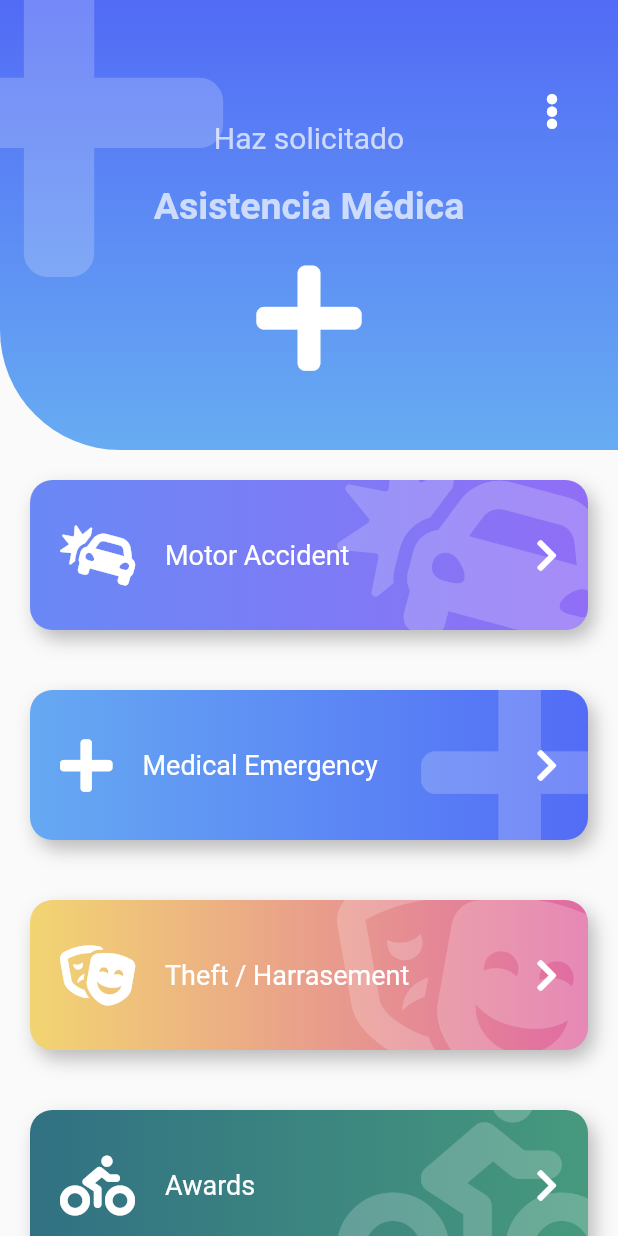
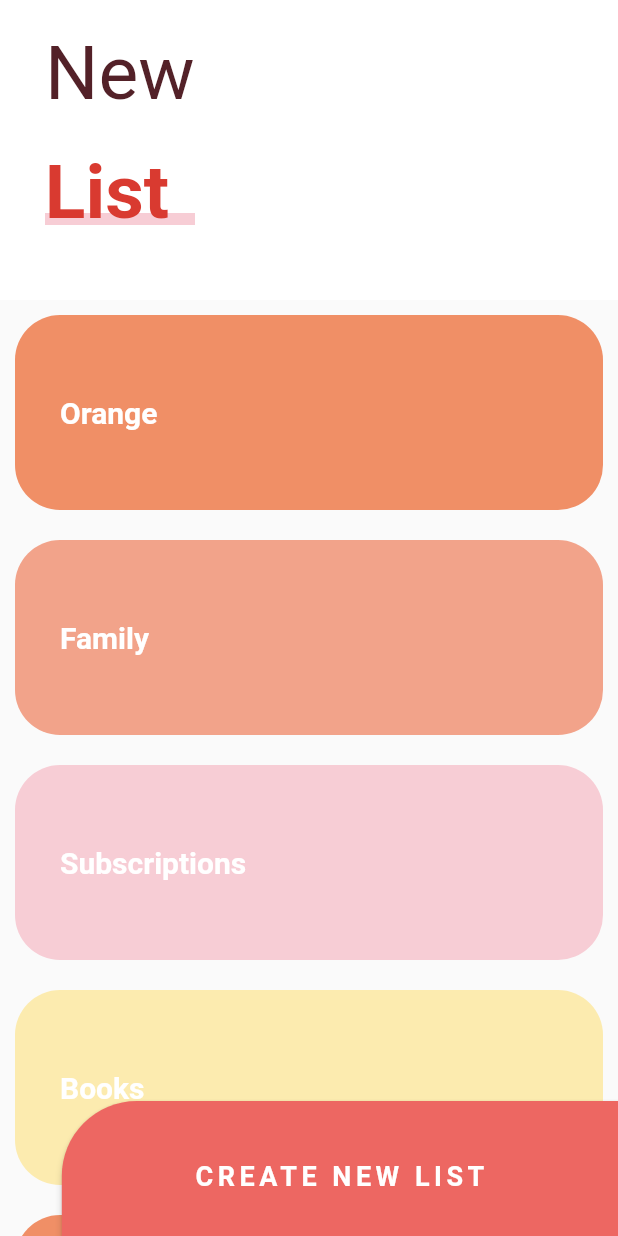
Before and after one commit to Dounder/flutter-designs, a Flutter app: the screen it shows after launch, on a phone screen of 412 x 824 dp. Run offline on Flutter 3.47's test engine with Material 2 defaults, Android fonts, the phone set to English and light mode, and no system bars; our stand-ins replace animate_do, flutter_svg, font_awesome_flutter.

Commit message:
add: custom slivers

```diff
--- a/lib/main.dart
+++ b/lib/main.dart
@@ -12,7 +12,7 @@ class MyApp extends StatelessWidget {
     return const MaterialApp(
       debugShowCheckedModeBanner: false,
       title: 'Designs App',
-      home: EmergencyScreen(),
+      home: SliversListScreen(),
     );
   }
 }
--- a/lib/screens/screens.dart
+++ b/lib/screens/screens.dart
@@ -3,6 +3,7 @@ export 'package:design_app/screens/headers_screen.dart';
 export 'package:design_app/screens/circular_charts.screen.dart';
 export 'package:design_app/screens/slideshow_screen.dart';
 export 'package:design_app/screens/emergency_screen.dart';
+export 'package:design_app/screens/slivers_list_screen.dart';
 
 // Challenges
 export 'package:design_app/challenges/animated_square_screen.dart';
--- /dev/null
+++ b/lib/screens/slivers_list_screen.dart
@@ -0,0 +1,200 @@
+import 'package:flutter/material.dart';
+
+class SliversListScreen extends StatelessWidget {
+  const SliversListScreen({Key? key}) : super(key: key);
+
+  @override
+  Widget build(BuildContext context) {
+    return Scaffold(
+      body: SafeArea(
+        child: Stack(
+          children: const [
+            _MainScroll(),
+            Positioned(
+              bottom: -10,
+              right: 0,
+              child: _NewListBtn(),
+            )
+          ],
+        ),
+      ),
+    );
+  }
+}
+
+class _NewListBtn extends StatelessWidget {
+  const _NewListBtn({Key? key}) : super(key: key);
+
+  @override
+  Widget build(BuildContext context) {
+    final size = MediaQuery.of(context).size;
+
+    return ButtonTheme(
+      minWidth: size.width * .9,
+      height: 100,
+      child: MaterialButton(
+        onPressed: () {},
+        color: const Color(0xffed6762),
+        shape: const RoundedRectangleBorder(
+          borderRadius: BorderRadius.only(
+            topLeft: Radius.circular(50),
+          ),
+        ),
+        child: const Text(
+          'CREATE NEW LIST',
+          style: TextStyle(
+            color: Colors.white,
+            fontSize: 18,
+            fontWeight: FontWeight.bold,
+            letterSpacing: 3,
+          ),
+        ),
+      ),
+    );
+  }
+}
+
+class _MainScroll extends StatelessWidget {
+  const _MainScroll({Key? key}) : super(key: key);
+
+  @override
+  Widget build(BuildContext context) {
+    final items = [
+      const _ListItem('Orange', Color(0xffF08F66)),
+      const _ListItem('Family', Color(0xffF2A38A)),
+      const _ListItem('Subscriptions', Color(0xffF7CDD5)),
+      const _ListItem('Books', Color(0xffFCEBAF)),
+      const _ListItem('Orange', Color(0xffF08F66)),
+      const _ListItem('Family', Color(0xffF2A38A)),
+      const _ListItem('Subscriptions', Color(0xffF7CDD5)),
+      const _ListItem('Books', Color(0xffFCEBAF)),
+    ];
+
+    return CustomScrollView(
+      physics: const BouncingScrollPhysics(),
+      slivers: <Widget>[
+        SliverPersistentHeader(
+          floating: true,
+          delegate: _SliverCustomHeaderDelegate(
+            minHeight: 170,
+            maxHeight: 200,
+            child: Container(
+              alignment: Alignment.centerLeft,
+              color: Colors.white,
+              child: const _ListTitle(),
+            ),
+          ),
+        ),
+        SliverList(
+          delegate: SliverChildListDelegate(
+            [...items, const SizedBox(height: 100)],
+          ),
+        )
+      ],
+    );
+  }
+}
+
+class _SliverCustomHeaderDelegate extends SliverPersistentHeaderDelegate {
+  final double minHeight;
+  final double maxHeight;
+  final Widget child;
+
+  _SliverCustomHeaderDelegate({
+    required this.minHeight,
+    required this.maxHeight,
+    required this.child,
+  });
+
+  @override
+  Widget build(
+      BuildContext context, double shrinkOffset, bool overlapsContent) {
+    return SizedBox.expand(child: child);
+  }
+
+  @override
+  double get maxExtent => maxHeight;
+
+  @override
+  double get minExtent => minHeight;
+
+  @override
+  bool shouldRebuild(covariant _SliverCustomHeaderDelegate oldDelegate) {
+    return maxHeight != oldDelegate.maxHeight ||
+        minHeight != oldDelegate.minHeight ||
+        child != oldDelegate.child;
+  }
+}
+
+class _ListTitle extends StatelessWidget {
+  const _ListTitle({Key? key}) : super(key: key);
+
+  @override
+  Widget build(BuildContext context) {
+    return Column(
+      children: [
+        Container(
+          margin: const EdgeInsets.symmetric(horizontal: 30, vertical: 20),
+          child: const Text(
+            'New',
+            style: TextStyle(color: Color(0xff532128), fontSize: 50),
+          ),
+        ),
+        Stack(
+          children: [
+            const SizedBox(width: 100),
+            Positioned(
+              bottom: 8,
+              child: Container(
+                width: 120,
+                height: 8,
+                color: const Color(0xfff7cdd5),
+              ),
+            ),
+            const Text(
+              'List',
+              style: TextStyle(
+                color: Color(0xffd93a30),
+                fontSize: 50,
+                fontWeight: FontWeight.bold,
+              ),
+            ),
+          ],
+        ),
+      ],
+    );
+  }
+}
+
+class _ListItem extends StatelessWidget {
+  final String title;
+  final Color color;
+
+  const _ListItem(
+    this.title,
+    this.color, {
+    Key? key,
+  }) : super(key: key);
+
+  @override
+  Widget build(BuildContext context) {
+    return Container(
+      child: Text(
+        title,
+        style: const TextStyle(
+          color: Colors.white,
+          fontSize: 20,
+          fontWeight: FontWeight.bold,
+        ),
+      ),
+      alignment: Alignment.centerLeft,
+      padding: const EdgeInsets.all(30),
+      margin: const EdgeInsets.all(10),
+      height: 130,
+      decoration: BoxDecoration(
+        color: color,
+        borderRadius: BorderRadius.circular(30),
+      ),
+    );
+  }
+}
```
